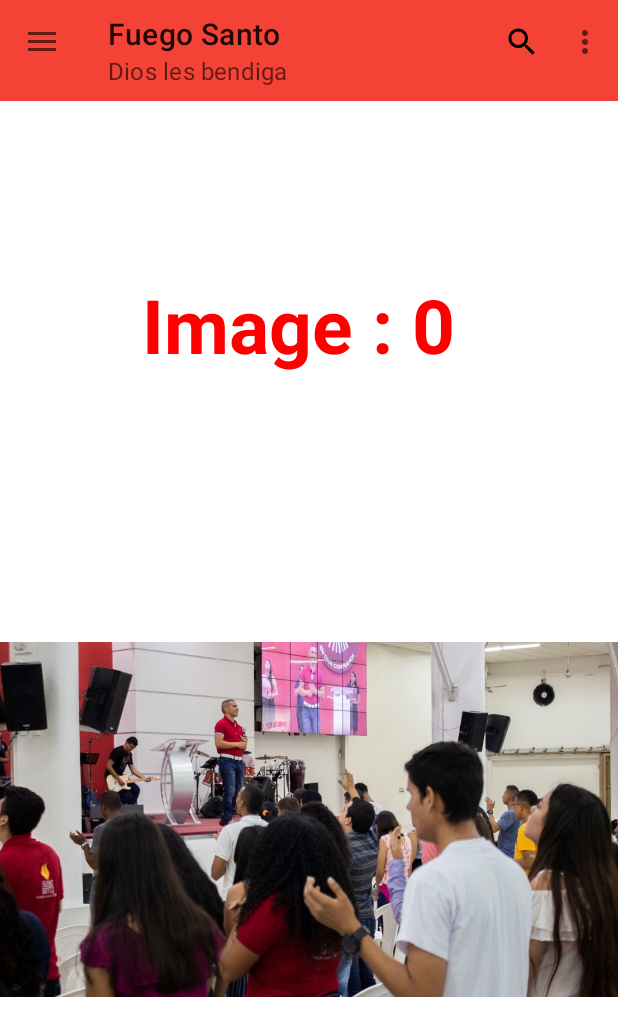
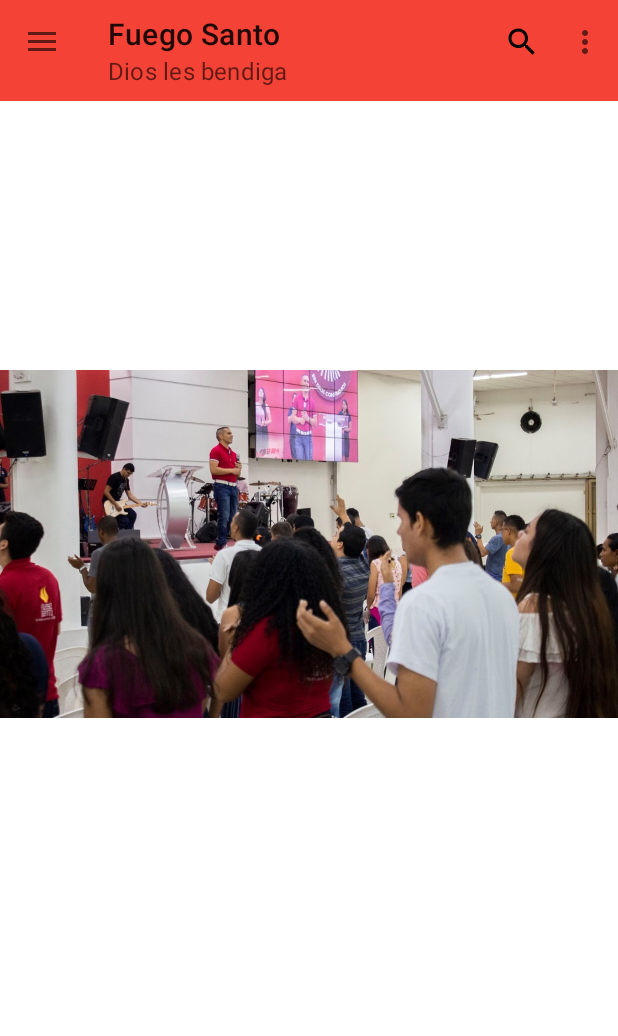
Before and after one commit to erickjhorman/FuegoSantoApp, an Android app: the screen it shows after launch (MainActivity), on a phone screen of 412 x 824 dp. Shown: the top 1036 px of the screen. Run offline under Robolectric (Android 15) with nearby library versions, the phone set to English and light mode, and no system bars.

Commit message:
App version 1.0

```diff
--- a/app/src/main/java/com/example/fuegosantoapp/Slide_images/CustomSwipeAdapter.java
+++ b/app/src/main/java/com/example/fuegosantoapp/Slide_images/CustomSwipeAdapter.java
@@ -41,9 +41,9 @@ public class CustomSwipeAdapter extends PagerAdapter {
         layoutInflater = (LayoutInflater) ctx.getSystemService(Context.LAYOUT_INFLATER_SERVICE);
         View item_view = layoutInflater.inflate(R.layout.slide_images_layout, container, false);
         ImageView imageView = (ImageView) item_view.findViewById(R.id.image_view);
-        TextView textView = (TextView) item_view.findViewById(R.id.image_count);
+        //TextView textView = (TextView) item_view.findViewById(R.id.image_count);
         imageView.setImageResource(image_resources[position]);
-        textView.setText("Image : "+ position);
+        //textView.setText("Image : "+ position);
         container.addView(item_view);
         return item_view;
     }
--- a/app/src/main/res/layout/activity_main.xml
+++ b/app/src/main/res/layout/activity_main.xml
@@ -25,8 +25,7 @@
             <androidx.viewpager.widget.ViewPager xmlns:android="http://schemas.android.com/apk/res/android"
                 android:id="@+id/view_pager"
                 android:layout_width="match_parent"
-                android:layout_height="match_parent">
-            </androidx.viewpager.widget.ViewPager>
+                android:layout_height="match_parent"></androidx.viewpager.widget.ViewPager>
 
         </FrameLayout>
 
--- a/app/src/main/res/layout/slide_images_layout.xml
+++ b/app/src/main/res/layout/slide_images_layout.xml
@@ -3,25 +3,9 @@
     android:orientation="vertical" android:layout_width="match_parent"
     android:layout_height="match_parent">
 
-
-    <TextView
-        android:id="@+id/image_count"
-        android:layout_width="398dp"
-        android:layout_height="247dp"
-        android:layout_marginTop="25dp"
-        android:gravity="center"
-        android:text="Hello World"
-        android:textColor="@color/Red"
-        android:textSize="50dp"
-        android:textStyle="bold" />
-
     <ImageView
         android:id="@+id/image_view"
-        android:layout_width="422dp"
-        android:layout_height="362dp"
+        android:layout_width="match_parent"
+        android:layout_height="540dp"
         android:layout_marginTop="25dp" />
-
-
-
-
 </LinearLayout>
--- a/build.gradle
+++ b/build.gradle
@@ -7,7 +7,7 @@ buildscript {
 
     }
     dependencies {
-        classpath 'com.android.tools.build:gradle:3.4.1'
+        classpath 'com.android.tools.build:gradle:3.4.2'
 
 
         // NOTE: Do not place your application dependencies here; they belong
```
Also changed, not shown: 1 other file.
